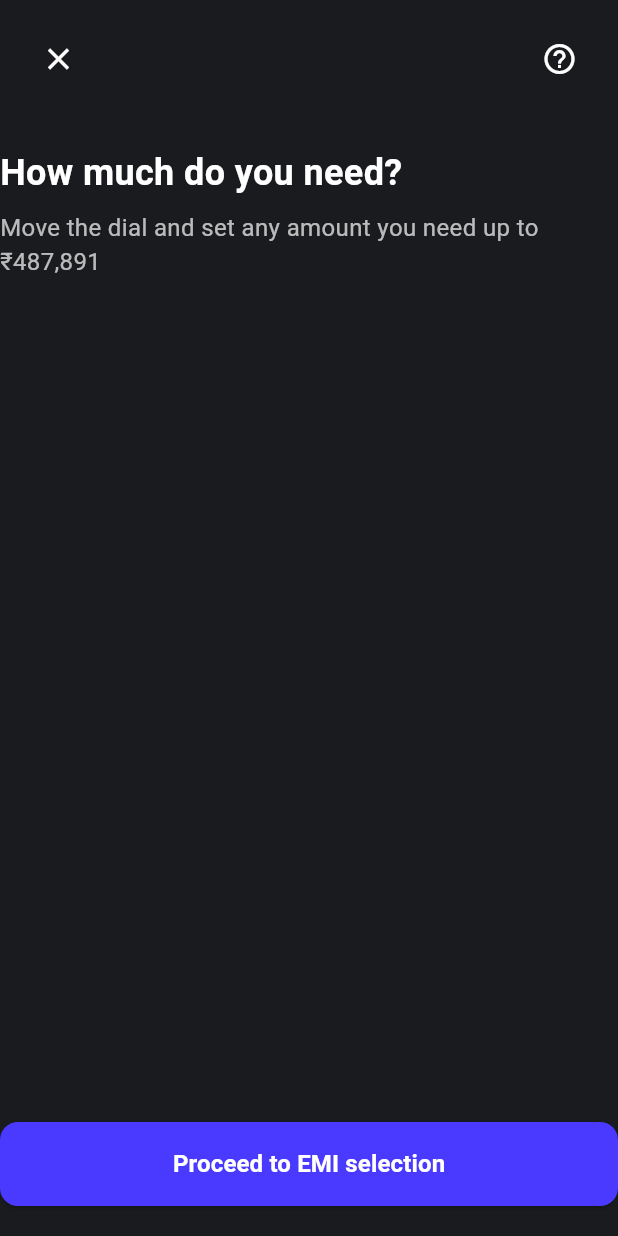
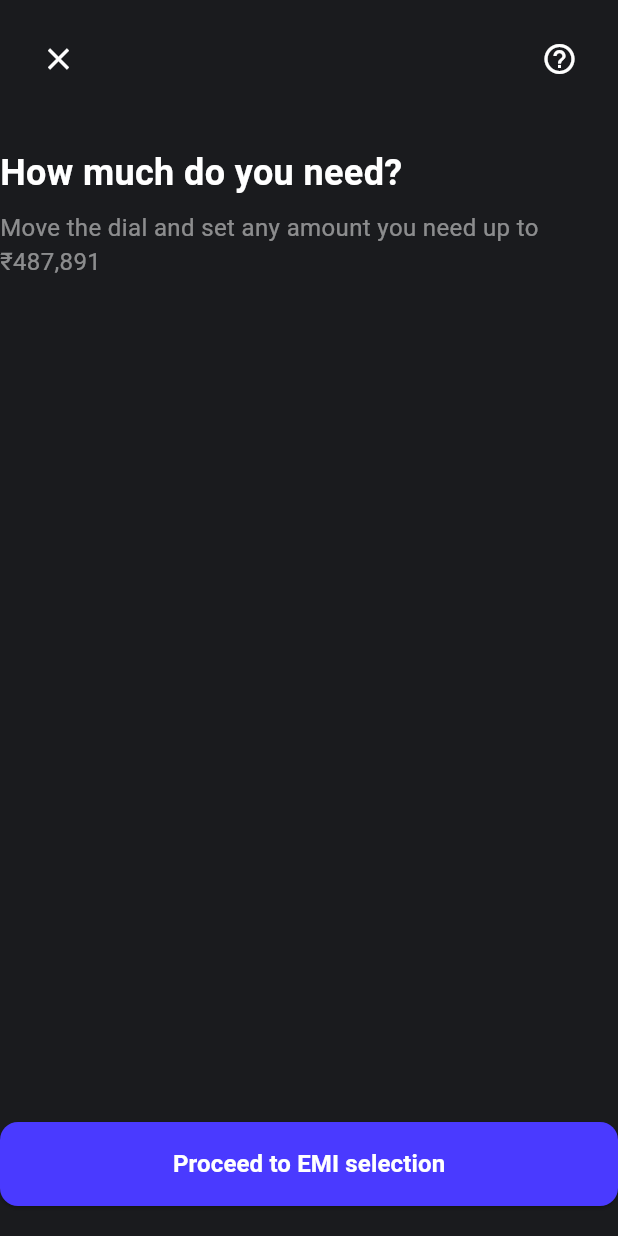
Before and after one commit to akashstwt/stack_page, a Flutter app: the screen it shows after launch, on a phone screen of 412 x 824 dp. Run offline on Flutter 3.47's test engine with Material 3 defaults, Android fonts, the phone set to English and light mode, and no system bars.

Commit message:
with opacity added

```diff
--- a/lib/main.dart
+++ b/lib/main.dart
@@ -32,7 +32,7 @@ class _HomePageState extends State<HomePage> {
   int _currentPage = 0;
 
   @override
-Widget build(BuildContext context) {
+ Widget build(BuildContext context) {
   return Scaffold(
     body: Stack(
       children: [
@@ -108,7 +108,7 @@ Widget build(BuildContext context) {
             Text(
               'Move the dial and set any amount you need up to ₹487,891',
               style: TextStyle(
-                color: Colors.white.withOpacity(0.7),
+                color: Colors.white.withAlpha((0.5 * 255).toInt()),
                 fontSize: 16,
               ),
             ),
@@ -148,7 +148,7 @@ Widget build(BuildContext context) {
     return Container(
       margin: const EdgeInsets.only(top: 60),
       child: Container(
-        color: Colors.black.withOpacity(0.5), // Add a semi-transparent overlay
+                color: Colors.black.withAlpha((0.5 * 255).toInt()),
         child: Align(
           alignment: Alignment.bottomCenter,
           child: Container(
@@ -165,7 +165,7 @@ Widget build(BuildContext context) {
               crossAxisAlignment: CrossAxisAlignment.start,
               children: [
                 Container(
-                  color: Colors.white.withOpacity(0.5), // Add a semi-transparent overlay
+                color: Colors.white.withAlpha((0.5 * 255).toInt()),
                   child: Row(
                     mainAxisAlignment: MainAxisAlignment.spaceBetween,
                     children: [
@@ -239,7 +239,7 @@ Widget build(BuildContext context) {
     return Container(
       margin: const EdgeInsets.only(top: 100),
       child: Container(
-        color: Colors.black.withOpacity(0.5), // Add a semi-transparent overlay
+                color: Colors.black.withAlpha((0.5 * 255).toInt()),
         child: Align(
           alignment: Alignment.bottomCenter,
           child: Container(
@@ -256,7 +256,7 @@ Widget build(BuildContext context) {
               crossAxisAlignment: CrossAxisAlignment.start,
               children: [
                 Container(
-                  color: Colors.white.withOpacity(0.5), // Add a semi-transparent overlay
+                color: Colors.white.withAlpha((0.5 * 255).toInt()),
                   child: Row(
                     mainAxisAlignment: MainAxisAlignment.spaceBetween,
                     children: [
```
Also changed, not shown: public/fonts/fa-brands-400.svg (added), public/fonts/fa-brands-400.ttf (added), public/fonts/fa-regular-400.svg (added), public/fonts/fa-regular-400.ttf (added), public/fonts/fa-solid-900.svg (added), public/fonts/fa-solid-900.ttf (added), 12 other files.
